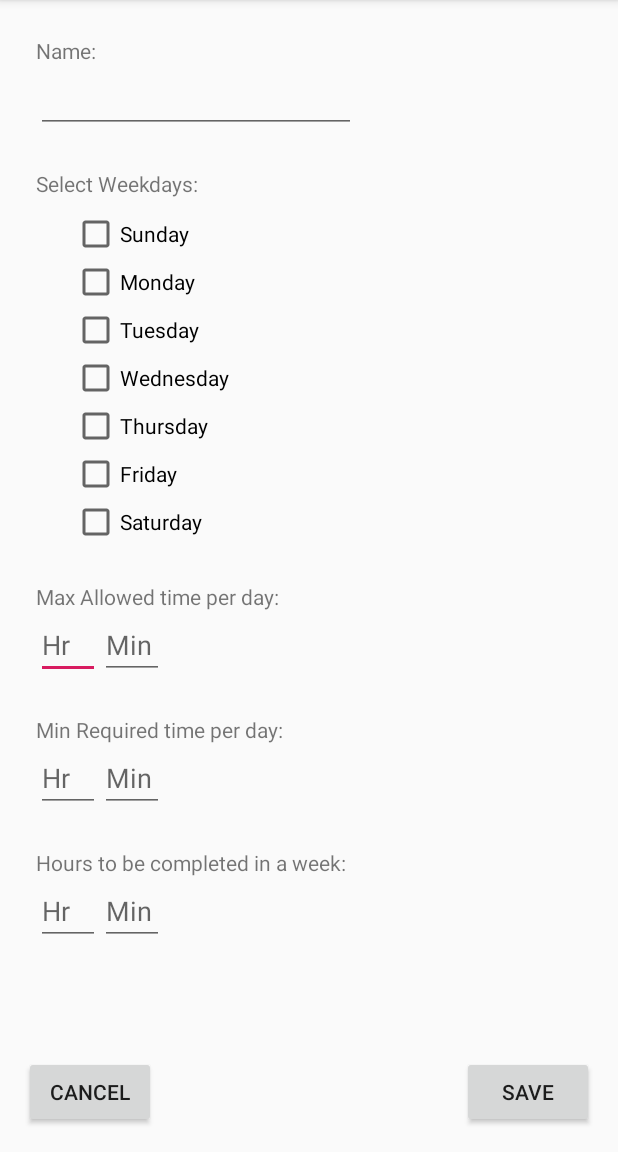
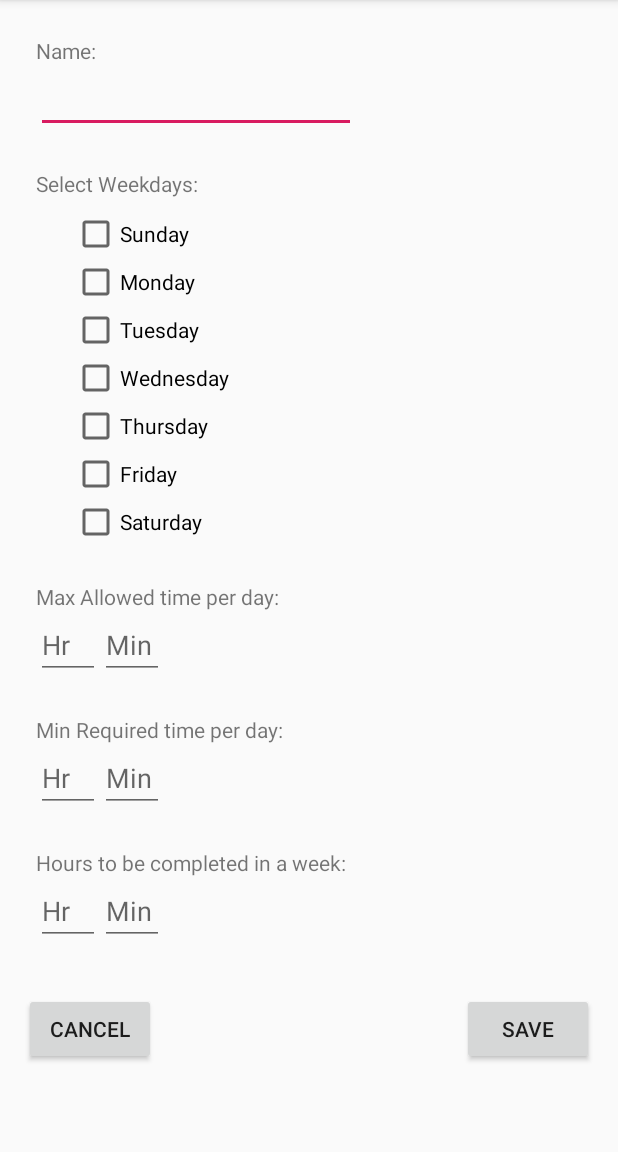
Before and after one commit to vjack33/Time-Runner, an Android app: the ConfigActivity screen opened directly, with no data from a screen before it, on a phone screen of 412 x 824 dp, the part 84-1236 px from its top. Run offline under Robolectric (Android 15) with nearby library versions, the phone set to English and light mode, and no system bars.

Commit message:
Code Cleanup

```diff
--- a/app/build.gradle
+++ b/app/build.gradle
@@ -9,7 +9,7 @@ android {
     buildToolsVersion "29.0.2"
     defaultConfig {
         applicationId "com.example.myapplication"
-        minSdkVersion 27
+        minSdkVersion 26
         targetSdkVersion 29
         versionCode 1
         versionName "1.0"
--- a/app/src/main/java/com/example/myapplication/ConfigActivity.kt
+++ b/app/src/main/java/com/example/myapplication/ConfigActivity.kt
@@ -17,30 +17,9 @@ class ConfigActivity : AppCompatActivity() {
         super.onCreate(savedInstanceState)
         setContentView(R.layout.activity_config)
 
-
-        /*var test = prefs
-        prefs.number = 3
-        Toast.makeText(this, test.toString(), Toast.LENGTH_SHORT).show()*/
-
-        val sharedPreferences = getSharedPreferences("SP_INFO", Context.MODE_PRIVATE)            //Initialization of SharedPreferences for storing settings
-        // If Settings is NULL : When settings opened for first time
-
-/*        editTextConfigName.setText(prefs.prefsName)
-        checkBoxSunday.isChecked = prefs.prefsSunday
-        checkBoxMonday.isChecked = prefs.prefsMonday
-        checkBoxTuesday.isChecked = prefs.prefsTuesday
-        checkBoxWednesday.isChecked = prefs.prefsWednesday
-        checkBoxThursday.isChecked = prefs.prefsThursday
-        checkBoxFriday.isChecked = prefs.prefsFriday
-        checkBoxSaturday.isChecked = prefs.prefsSaturday
-
-        editTextMaxHours.setText(prefs.prefsMaxHours)
-        editTextMaxMinutes.setText(prefs.prefsMaxMinutes)
-        editTextMinHours.setText(prefs.prefsMinHours)
-        editTextMinMinutes.setText(prefs.prefsMinMinutes)
-        editTextWeekHours.setText(prefs.prefsWeekHours)
-        editTextWeekMinutes.setText(prefs.prefsWeekMinutes)*/
-
+        //Initialization of SharedPreferences for storing settings
+        val sharedPreferences = getSharedPreferences("SP_INFO", Context.MODE_PRIVATE)
+            // Saving Weekdays to SharedPreferences
             editTextConfigName.setText(sharedPreferences.getString("NAME",""))
             checkBoxSunday.isChecked = sharedPreferences.getBoolean("SUNDAY",false)
             checkBoxMonday.isChecked = sharedPreferences.getBoolean("MONDAY", false)
@@ -50,6 +29,7 @@ class ConfigActivity : AppCompatActivity() {
             checkBoxFriday.isChecked = sharedPreferences.getBoolean("FRIDAY",false)
             checkBoxSaturday.isChecked = sharedPreferences.getBoolean("SATURDAY", false)
 
+            // Saving Config values to SharedPreferences
             editTextMaxHours.setText(sharedPreferences.getString("MAXHOURS",""))
             editTextMaxMinutes.setText(sharedPreferences.getString("MAXMINUTES", ""))
             editTextMinHours.setText(sharedPreferences.getString("MINHOURS",""))
@@ -57,10 +37,10 @@ class ConfigActivity : AppCompatActivity() {
             editTextWeekHours.setText(sharedPreferences.getString("WEEKHOURS",""))
             editTextWeekMinutes.setText(sharedPreferences.getString("WEEKMINUTES",""))
 
-
-        // Action to do on pressing the Save Button on Configuration screen
+        // Action to do on pressing the "Save Button" on Configuration screen
         buttonConfigSave.setOnClickListener {
 
+            // Getting user applied settings from the respective fields
             var settingName = editTextConfigName.text.toString()
             var settingSunday = checkBoxSunday.isChecked
             var settingMonday = checkBoxMonday.isChecked
@@ -69,6 +49,7 @@ class ConfigActivity : AppCompatActivity() {
             var settingThursday = checkBoxThursday.isChecked
             var settingFriday = checkBoxFriday.isChecked
             var settingSaturday = checkBoxSaturday.isChecked
+
             var settingMaxHours = editTextMaxHours.text.toString()
             var settingMaxMinutes = editTextMaxMinutes.text.toString()
             var settingMinHours = editTextMinHours.text.toString()
@@ -80,23 +61,7 @@ class ConfigActivity : AppCompatActivity() {
             var settingMinAllMinutes : Int = editTextMinHours.text.toString().toInt() * 60 + editTextMinMinutes.text.toString().toInt()
             var settingWeekAllMinutes : Int = editTextWeekHours.text.toString().toInt() * 60 + editTextWeekMinutes.text.toString().toInt()
 
-
-/*            prefs.prefsName = settingName
-            prefs.prefsSunday = settingSunday
-            prefs.prefsMonday = settingMonday
-            prefs.prefsTuesday = settingTuesday
-            prefs.prefsWednesday = settingWednesday
-            prefs.prefsThursday = settingThursday
-            prefs.prefsFriday = settingFriday
-            prefs.prefsSaturday = settingSaturday
-
-            prefs.prefsMaxHours = settingMaxHours
-            prefs.prefsMaxMinutes = settingMaxMinutes
-            prefs.prefsMinHours = settingMinHours
-            prefs.prefsMinMinutes = settingMinMinutes
-            prefs.prefsWeekHours = settingWeekHours
-            prefs.prefsWeekMinutes = settingWeekMinutes*/
-
+            // Pushing all collected config to SharedPreference
             val editor = sharedPreferences.edit()
             editor.putString("NAME",settingName)
             editor.putBoolean("SUNDAY", settingSunday)
--- a/app/src/main/java/com/example/myapplication/UserModel.kt
+++ b/app/src/main/java/com/example/myapplication/UserModel.kt
@@ -1,4 +1,3 @@
 package com.example.myapplication
 
 class UserModel(val dataDate: String, val dataInTime: String, val dataOutTime: String, val dataTimeSpent: String, val dataReg: String, val dataWeekOfYear: String, val dataLeave: String)
-//UserModel(dataDate = dataDate,dataInTime = dataInTime,dataOutTime = dataOutTime,dataTimeSpent = dataTimeSpent,dataReg = dataReg)
--- a/app/src/main/res/layout/activity_config.xml
+++ b/app/src/main/res/layout/activity_config.xml
@@ -5,7 +5,7 @@
     android:layout_width="match_parent"
     android:layout_height="match_parent">
 
-    <!--    <ScrollView
+        <ScrollView
         android:layout_width="match_parent"
         android:layout_height="match_parent"
         tools:layout_editor_absoluteX="48dp"
@@ -13,7 +13,7 @@
 
         <androidx.constraintlayout.widget.ConstraintLayout
             android:layout_width="match_parent"
-            android:layout_height="match_parent">-->
+            android:layout_height="match_parent">
 
     <CheckBox
         android:id="@+id/checkBoxMonday"
@@ -176,10 +176,12 @@
                 android:layout_width="wrap_content"
                 android:layout_height="wrap_content"
                 android:layout_marginStart="16dp"
+                android:layout_marginTop="32dp"
                 android:layout_marginBottom="16dp"
                 android:text="Cancel"
                 app:layout_constraintBottom_toBottomOf="parent"
-        app:layout_constraintStart_toStartOf="parent" />
+                app:layout_constraintStart_toStartOf="parent"
+                app:layout_constraintTop_toBottomOf="@+id/editTextWeekHours" />
 
     <EditText
         android:id="@+id/editTextMaxMinutes"
@@ -215,6 +217,6 @@
         app:layout_constraintTop_toTopOf="@+id/editTextWeekHours" />
 
 </androidx.constraintlayout.widget.ConstraintLayout>
-<!--
+
     </ScrollView>
-</androidx.constraintlayout.widget.ConstraintLayout>-->
+</androidx.constraintlayout.widget.ConstraintLayout>
```
Also changed, not shown: app/src/main/java/com/example/myapplication/MainActivity.kt (+52 -68 lines), app/src/main/java/com/example/myapplication/UserDBHelper.kt (+0 -14 lines), app/src/main/java/com/example/myapplication/WeekDetailActivity.kt (+1 -10 lines), app/src/main/res/layout/activity_main.xml (+4 -4 lines). Lines whose indentation alone changed are shown as unchanged.
